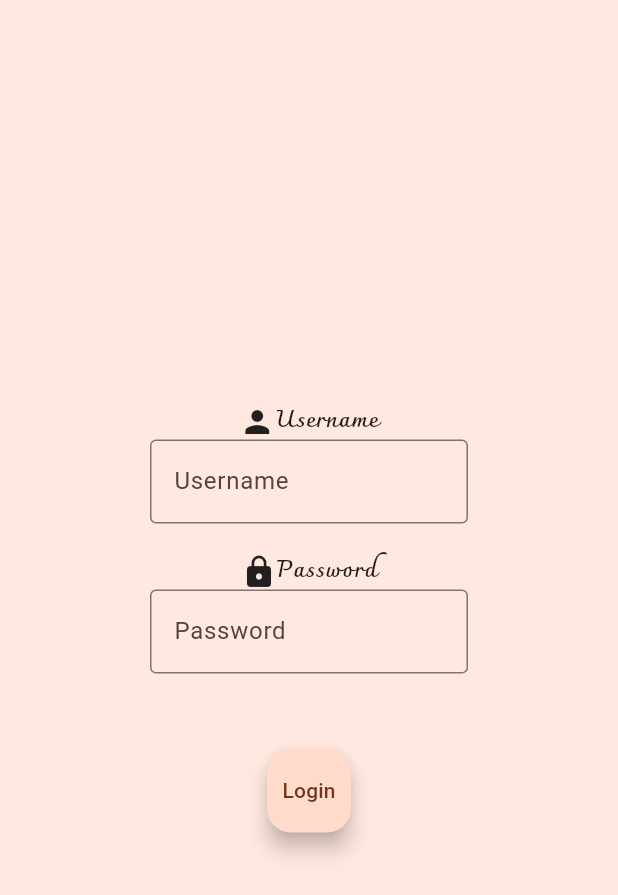
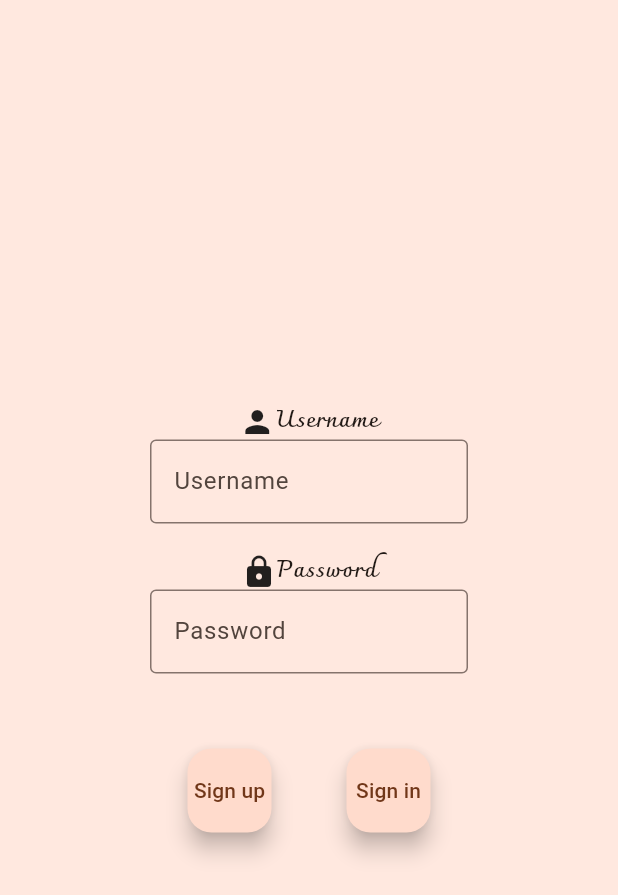
Before and after one commit to Kriwn/HRapp, a Flutter app: the screen it shows after launch, on a phone screen of 412 x 824 dp. Shown: the top 895 px of the screen. Run offline on Flutter 3.47's test engine with Material 3 defaults, Android fonts, the phone set to English and light mode, and no system bars.

Commit message:
StartSignUp

```diff
--- a/lib/main.dart
+++ b/lib/main.dart
@@ -1,5 +1,5 @@
 import 'package:flutter/material.dart';
-import './views/login.dart';
+import 'views/signin.dart';
 
 void main() {
   runApp(const MyApp());
@@ -17,7 +17,7 @@ class MyApp extends StatelessWidget {
         colorScheme: ColorScheme.fromSeed(seedColor: Color.fromARGB(255, 255, 232, 223)),
         useMaterial3: true,
       ),
-      home: const Login(),
+      home: const SignIn(),
     );
   }
 
--- a/lib/views/login.dart
+++ b/lib/views/signin.dart
@@ -1,20 +1,20 @@
 import 'package:flutter/material.dart';
 
-class Login extends StatefulWidget {
-  const Login({super.key});
+class SignIn extends StatefulWidget {
+  const SignIn({super.key});
 
   @override
-  State<Login> createState() => _LoginState();
+  State<SignIn> createState() => _SignInState();
 }
 
-class _LoginState extends State<Login> {
+class _SignInState extends State<SignIn> {
   TextEditingController usernameController = TextEditingController();
   TextEditingController passwordController = TextEditingController();
 
   @override
   Widget build(BuildContext context) {
     return Scaffold(
-      backgroundColor: Color.fromARGB(255, 255, 232, 223),
+      backgroundColor: const Color.fromARGB(255, 255, 232, 223),
       body: Column(
         mainAxisAlignment: MainAxisAlignment.center,
         crossAxisAlignment: CrossAxisAlignment.center,
@@ -34,7 +34,7 @@ class _LoginState extends State<Login> {
             ],
           ),
           Container(
-            padding: EdgeInsets.fromLTRB(100.0, 0, 100.0, 0),
+            padding: const EdgeInsets.fromLTRB(100.0, 0, 100.0, 0),
             child: TextField(
               controller: usernameController,
               decoration: const InputDecoration(
@@ -59,7 +59,7 @@ class _LoginState extends State<Login> {
             ],
           ),
           Container(
-            padding: EdgeInsets.fromLTRB(100.0, 0, 100.0, 0),
+            padding: const EdgeInsets.fromLTRB(100.0, 0, 100.0, 0),
             child: TextField(
               controller: passwordController,
               decoration: const InputDecoration(
@@ -69,12 +69,24 @@ class _LoginState extends State<Login> {
             ),
           ),
           const SizedBox(height: 50,),
-          FloatingActionButton(
-            child: const Text("Login"),
-            onPressed: () => {
+          Row(
+            mainAxisAlignment: MainAxisAlignment.center,
+            children: <Widget>[
+              FloatingActionButton( //Sign up button
+                child: const Text("Sign up"),
+                onPressed: () => {
 
-            }
-          ),
+                }
+              ),
+              const SizedBox(width: 50,),
+              FloatingActionButton( //Sign in button
+                child: const Text("Sign in"),
+                onPressed: () => {
+
+                }
+              ),
+            ],
+          )
         ],
       ),
     );
```
Also changed, not shown: lib/views/signup.dart (added, +134 -0 lines).
